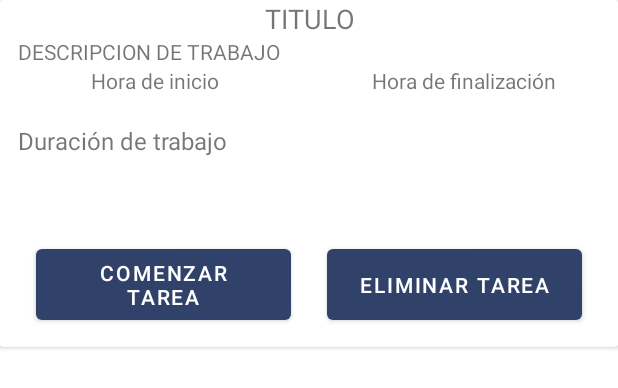
After one commit to Kenie4r/Dont_Forget_app, an Android app: the layout cardview.xml on its own in the app's theme, with its tools: preview values and no code run, on a phone screen of 412 x 824 dp. The commit adds this screen. Shown: the top 388 px of the screen. Run offline under Robolectric (Android 15) with nearby library versions, the phone set to English and light mode, and no system bars; Roboto replaces fonts that are not available here.

Commit message:
Base de Datos Tareas ingresan xd

```diff
--- a/app/build.gradle
+++ b/app/build.gradle
@@ -2,6 +2,7 @@ plugins {
     id 'com.android.application'
     id 'kotlin-android'
     id 'kotlin-android-extensions'
+
 }
 
 android {
@@ -42,6 +43,7 @@ dependencies {
     implementation 'androidx.constraintlayout:constraintlayout:2.0.4'
     implementation 'com.android.support.constraint:constraint-layout:2.0.4'
     implementation 'androidx.navigation:navigation-fragment:2.3.5'
+
     implementation 'androidx.navigation:navigation-ui:2.3.5'
     implementation 'androidx.lifecycle:lifecycle-livedata-ktx:2.3.1'
     implementation 'androidx.lifecycle:lifecycle-viewmodel-ktx:2.3.1'
@@ -51,4 +53,5 @@ dependencies {
     testImplementation 'junit:junit:4.+'
     androidTestImplementation 'androidx.test.ext:junit:1.1.2'
     androidTestImplementation 'androidx.test.espresso:espresso-core:3.3.0'
+
 }
--- a/app/src/main/java/com/cod3hn/dontforget/class/tareas.kt
+++ b/app/src/main/java/com/cod3hn/dontforget/class/tareas.kt
@@ -8,8 +8,8 @@ class tarea{
     var HoraFin:String = ""
     var FechaInicio:String = ""
     var FechaFinal:String = ""
-    var repeticion:String = "1"
-    var Completado:String = "no"
+    var repeticion:String = ""
+    var Completado:String = ""
 
     //constructor
     constructor(titulo: String, descripcion:String , horaInicio:String, horaFin:String ,
--- a/app/src/main/java/com/cod3hn/dontforget/crearTareas.kt
+++ b/app/src/main/java/com/cod3hn/dontforget/crearTareas.kt
@@ -45,6 +45,7 @@ class crearTareas : AppCompatActivity() {
         btnDashBoard.setOnClickListener{
             var intent = Intent( this, dashBoard::class.java)
             startActivity(intent)
+            this.onStop()
         }
     }
 
--- a/app/src/main/res/layout/activity_dash_board.xml
+++ b/app/src/main/res/layout/activity_dash_board.xml
@@ -70,7 +70,7 @@
             android:layout_height="match_parent"
             android:layout_weight="1"
             android:background="@color/Blue"
-            android:onClick="crearTask"
+            android:onClick="verTasks"
             app:srcCompat="@android:drawable/ic_menu_add" />
 
         <ImageButton
@@ -79,7 +79,7 @@
             android:layout_height="match_parent"
             android:layout_weight="1"
             android:background="@color/Blue"
-            android:onClick="abrirMenu"
+            android:onClick="crearTask"
             app:srcCompat="@android:drawable/ic_menu_help" />
     </LinearLayout>
 
--- /dev/null
+++ b/app/src/main/res/layout/cardview.xml
@@ -0,0 +1,131 @@
+<?xml version="1.0" encoding="utf-8"?>
+<androidx.cardview.widget.CardView xmlns:android="http://schemas.android.com/apk/res/android"
+    xmlns:app="http://schemas.android.com/apk/res-auto"
+    android:id="@+id/card_view"
+    android:layout_width="match_parent"
+    android:layout_height="wrap_content"
+    android:background="@drawable/notify"
+
+    android:backgroundTint="#FFFFFF"
+    android:padding="12dp">
+
+    <androidx.constraintlayout.widget.ConstraintLayout
+        android:id="@+id/layout"
+        android:layout_width="match_parent"
+
+
+        android:layout_height="wrap_content">
+
+        <LinearLayout
+            android:layout_width="match_parent"
+            android:layout_height="match_parent"
+            android:orientation="vertical"
+            app:layout_constraintBottom_toBottomOf="parent"
+            app:layout_constraintEnd_toEndOf="parent"
+            app:layout_constraintStart_toStartOf="parent"
+            app:layout_constraintTop_toTopOf="parent">
+
+            <TextView
+                android:id="@+id/tvTitulo"
+                android:layout_width="match_parent"
+                android:layout_height="wrap_content"
+                android:text="TITULO"
+                android:textAlignment="center"
+                android:textSize="18sp" />
+
+            <TextView
+                android:id="@+id/tvDescripcion"
+                android:layout_width="match_parent"
+                android:layout_height="wrap_content"
+                android:paddingLeft="12sp"
+                android:paddingRight="12sp"
+                android:text="DESCRIPCION DE TRABAJO"
+                android:textAlignment="textStart"
+                android:textSize="14sp" />
+
+            <LinearLayout
+                android:layout_width="match_parent"
+                android:layout_height="wrap_content"
+                android:orientation="horizontal">
+
+                <TextView
+                    android:id="@+id/textView11"
+                    android:layout_width="match_parent"
+                    android:layout_height="wrap_content"
+                    android:layout_weight="1"
+                    android:text="Hora de inicio"
+                    android:textAlignment="center" />
+
+                <TextView
+                    android:id="@+id/textView12"
+                    android:layout_width="match_parent"
+                    android:layout_height="wrap_content"
+                    android:layout_weight="1"
+                    android:text="Hora de finalización"
+                    android:textAlignment="center" />
+            </LinearLayout>
+
+            <LinearLayout
+                android:layout_width="match_parent"
+                android:layout_height="match_parent"
+                android:orientation="horizontal">
+
+                <TextView
+                    android:id="@+id/tvHoraInicio"
+                    android:layout_width="match_parent"
+                    android:layout_height="wrap_content"
+                    android:layout_weight="1"
+                    android:textAlignment="center" />
+
+                <TextView
+                    android:id="@+id/tvHorafinal"
+                    android:layout_width="match_parent"
+                    android:layout_height="wrap_content"
+                    android:layout_weight="1"
+                    android:textAlignment="center" />
+            </LinearLayout>
+
+            <TextView
+                android:id="@+id/textView15"
+                android:layout_width="match_parent"
+                android:layout_height="wrap_content"
+                android:paddingLeft="12sp"
+                android:paddingRight="12sp"
+                android:text="Duración de trabajo"
+                android:textSize="16sp" />
+
+            <TextView
+                android:id="@+id/tvFEchas"
+                android:layout_width="match_parent"
+                android:layout_height="wrap_content"
+                android:padding="12sp" />
+
+            <LinearLayout
+                android:layout_width="match_parent"
+                android:layout_height="match_parent"
+                android:orientation="horizontal"
+                android:padding="12sp">
+
+                <Button
+                    android:id="@+id/button2"
+                    android:layout_width="match_parent"
+                    android:layout_height="match_parent"
+                    android:layout_marginLeft="12sp"
+                    android:layout_marginRight="12sp"
+                    android:layout_weight="1"
+                    android:text="Comenzar tarea"
+                    android:textColor="@color/white" />
+
+                <Button
+                    android:id="@+id/button3"
+                    android:layout_width="match_parent"
+                    android:layout_height="match_parent"
+                    android:layout_marginLeft="12sp"
+                    android:layout_marginRight="12sp"
+                    android:layout_weight="1"
+                    android:text="Eliminar tarea"
+                    android:textColor="@color/white" />
+            </LinearLayout>
+        </LinearLayout>
+    </androidx.constraintlayout.widget.ConstraintLayout>
+</androidx.cardview.widget.CardView>
```
Also changed, not shown: app/src/main/java/com/cod3hn/dontforget/class/adapter_card_view.kt (added, +54 -0 lines), app/src/main/java/com/cod3hn/dontforget/class/all_task.kt (added, +19 -0 lines), app/src/main/java/com/cod3hn/dontforget/dashBoard.kt (+9 -0 lines), app/src/main/java/com/cod3hn/dontforget/db/DbHelper.kt (+39 -0 lines), app/src/main/java/com/cod3hn/dontforget/fragments/all_tasks.kt (added, +82 -0 lines), app/src/main/res/layout/activity_crear_tareas.xml (+6 -21 lines), app/src/main/res/layout/fragment_all_tasks.xml (added, +24 -0 lines).
